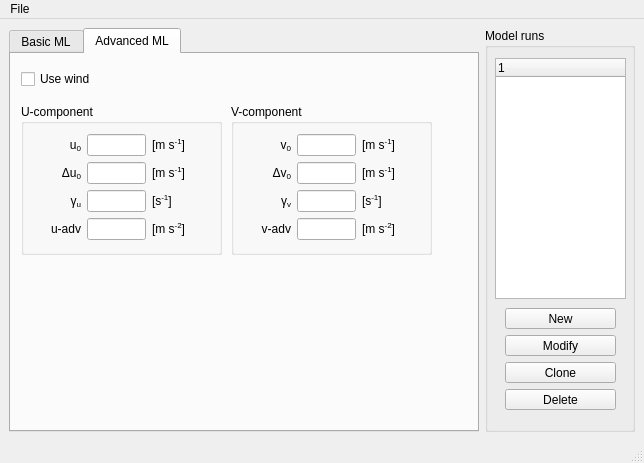
Old version of the form mlmodel_UI/mainwindow.ui in the repository classmodel/modelgui.
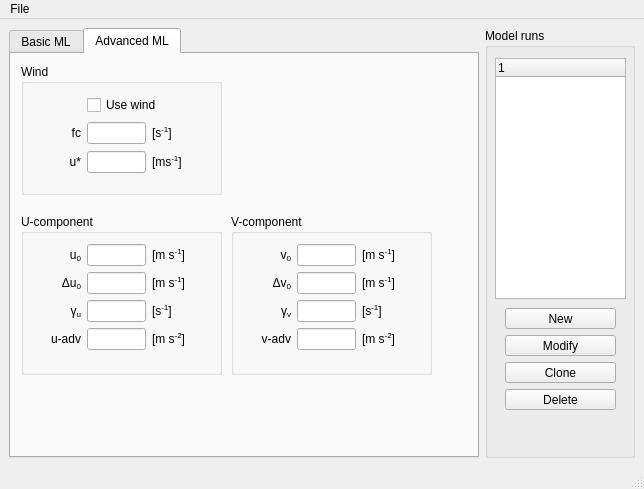
New version of the form. The open tabs and pages were chosen to show the change.

Commit message: Fixed layout labels, re-arranged some fields

Patch:
```diff
--- a/mlmodel_UI/mainwindow.ui
+++ b/mlmodel_UI/mainwindow.ui
@@ -7,7 +7,7 @@
     <x>0</x>
     <y>0</y>
     <width>632</width>
-    <height>463</height>
+    <height>475</height>
    </rect>
   </property>
   <property name="windowTitle">
@@ -20,7 +20,7 @@
       <property name="minimumSize">
        <size>
         <width>470</width>
-        <height>400</height>
+        <height>430</height>
        </size>
       </property>
       <property name="toolTip">
@@ -472,13 +472,6 @@
             </property>
            </widget>
           </item>
-          <item row="3" column="1">
-           <widget class="QLineEdit" name="input_fc">
-            <property name="toolTip">
-             <string>Coriolis parameter</string>
-            </property>
-           </widget>
-          </item>
           <item row="0" column="2">
            <widget class="QLabel" name="unitlabel_h0">
             <property name="toolTip">
@@ -732,35 +725,13 @@
        <attribute name="title">
         <string>Advanced ML</string>
        </attribute>
-       <widget class="QWidget" name="gridLayoutWidget_6">
-        <property name="geometry">
-         <rect>
-          <x>10</x>
-          <y>10</y>
-          <width>161</width>
-          <height>31</height>
-         </rect>
-        </property>
-        <layout class="QGridLayout" name="gridLayout_6">
-         <property name="sizeConstraint">
-          <enum>QLayout::SetMinimumSize</enum>
-         </property>
-         <item row="0" column="0">
-          <widget class="QCheckBox" name="switch_wind">
-           <property name="text">
-            <string>Use wind</string>
-           </property>
-          </widget>
-         </item>
-        </layout>
-       </widget>
        <widget class="QGroupBox" name="wind_U_group">
         <property name="geometry">
          <rect>
           <x>10</x>
-          <y>50</y>
+          <y>160</y>
           <width>201</width>
-          <height>151</height>
+          <height>161</height>
          </rect>
         </property>
         <property name="title">
@@ -797,6 +768,9 @@
             <property name="toolTip">
              <string>initial mixed-layer u-wind speed</string>
             </property>
+            <property name="alignment">
+             <set>Qt::AlignRight|Qt::AlignTrailing|Qt::AlignVCenter</set>
+            </property>
            </widget>
           </item>
           <item row="1" column="0">
@@ -817,6 +791,9 @@
             <property name="toolTip">
              <string>initial u-wind jump at h</string>
             </property>
+            <property name="alignment">
+             <set>Qt::AlignRight|Qt::AlignTrailing|Qt::AlignVCenter</set>
+            </property>
            </widget>
           </item>
           <item row="2" column="0">
@@ -837,6 +814,9 @@
             <property name="toolTip">
              <string>free atmosphere u-wind speed lapse rate</string>
             </property>
+            <property name="alignment">
+             <set>Qt::AlignRight|Qt::AlignTrailing|Qt::AlignVCenter</set>
+            </property>
            </widget>
           </item>
           <item row="3" column="0">
@@ -857,6 +837,9 @@
             <property name="toolTip">
              <string>advection of u-wind</string>
             </property>
+            <property name="alignment">
+             <set>Qt::AlignRight|Qt::AlignTrailing|Qt::AlignVCenter</set>
+            </property>
            </widget>
           </item>
           <item row="0" column="2">
@@ -918,9 +901,9 @@
         <property name="geometry">
          <rect>
           <x>220</x>
-          <y>50</y>
+          <y>160</y>
           <width>201</width>
-          <height>151</height>
+          <height>161</height>
          </rect>
         </property>
         <property name="title">
@@ -957,6 +940,9 @@
             <property name="toolTip">
              <string>initial mixed-layer v-wind speed</string>
             </property>
+            <property name="alignment">
+             <set>Qt::AlignRight|Qt::AlignTrailing|Qt::AlignVCenter</set>
+            </property>
            </widget>
           </item>
           <item row="1" column="0">
@@ -977,6 +963,9 @@
             <property name="toolTip">
              <string>initial v-wind jump at h</string>
             </property>
+            <property name="alignment">
+             <set>Qt::AlignRight|Qt::AlignTrailing|Qt::AlignVCenter</set>
+            </property>
            </widget>
           </item>
           <item row="2" column="0">
@@ -997,6 +986,9 @@
             <property name="toolTip">
              <string>free atmosphere v-wind speed lapse rate</string>
             </property>
+            <property name="alignment">
+             <set>Qt::AlignRight|Qt::AlignTrailing|Qt::AlignVCenter</set>
+            </property>
            </widget>
           </item>
           <item row="3" column="0">
@@ -1017,6 +1009,9 @@
             <property name="toolTip">
              <string>advection of v-wind</string>
             </property>
+            <property name="alignment">
+             <set>Qt::AlignRight|Qt::AlignTrailing|Qt::AlignVCenter</set>
+            </property>
            </widget>
           </item>
           <item row="0" column="2">
@@ -1074,6 +1069,113 @@
          </layout>
         </widget>
        </widget>
+       <widget class="QGroupBox" name="wind_U_group_2">
+        <property name="geometry">
+         <rect>
+          <x>10</x>
+          <y>10</y>
+          <width>201</width>
+          <height>131</height>
+         </rect>
+        </property>
+        <property name="title">
+         <string>Wind</string>
+        </property>
+        <widget class="QWidget" name="gridLayoutWidget_11">
+         <property name="geometry">
+          <rect>
+           <x>10</x>
+           <y>30</y>
+           <width>181</width>
+           <height>81</height>
+          </rect>
+         </property>
+         <layout class="QGridLayout" name="u_comp_grid_3" columnminimumwidth="50,0,60">
+          <property name="sizeConstraint">
+           <enum>QLayout::SetMinimumSize</enum>
+          </property>
+          <item row="1" column="0">
+           <widget class="QLabel" name="label_fc">
+            <property name="toolTip">
+             <string/>
+            </property>
+            <property name="text">
+             <string>&lt;html&gt;fc&lt;/html&gt;</string>
+            </property>
+            <property name="alignment">
+             <set>Qt::AlignRight|Qt::AlignTrailing|Qt::AlignVCenter</set>
+            </property>
+           </widget>
+          </item>
+          <item row="1" column="1">
+           <widget class="QLineEdit" name="input_fc">
+            <property name="toolTip">
+             <string>Coriolis parameter</string>
+            </property>
+            <property name="alignment">
+             <set>Qt::AlignRight|Qt::AlignTrailing|Qt::AlignVCenter</set>
+            </property>
+           </widget>
+          </item>
+          <item row="1" column="2">
+           <widget class="QLabel" name="unitlabel_fc">
+            <property name="toolTip">
+             <string/>
+            </property>
+            <property name="text">
+             <string>&lt;html&gt;[s&lt;sup&gt;-1&lt;/sup&gt;]&lt;/html&gt;</string>
+            </property>
+            <property name="alignment">
+             <set>Qt::AlignLeading|Qt::AlignLeft|Qt::AlignVCenter</set>
+            </property>
+           </widget>
+          </item>
+          <item row="2" column="1">
+           <widget class="QLineEdit" name="input_ustar">
+            <property name="toolTip">
+             <string>Coriolis parameter</string>
+            </property>
+            <property name="alignment">
+             <set>Qt::AlignRight|Qt::AlignTrailing|Qt::AlignVCenter</set>
+            </property>
+           </widget>
+          </item>
+          <item row="2" column="0">
+           <widget class="QLabel" name="label_ustar">
+            <property name="toolTip">
+             <string/>
+            </property>
+            <property name="text">
+             <string>&lt;html&gt;u*&lt;/html&gt;</string>
+            </property>
+            <property name="alignment">
+             <set>Qt::AlignRight|Qt::AlignTrailing|Qt::AlignVCenter</set>
+            </property>
+           </widget>
+          </item>
+          <item row="2" column="2">
+           <widget class="QLabel" name="unitlabel_ustar">
+            <property name="toolTip">
+             <string/>
+            </property>
+            <property name="text">
+             <string>&lt;html&gt;[ms&lt;sup&gt;-1&lt;/sup&gt;]&lt;/html&gt;</string>
+            </property>
+            <property name="alignment">
+             <set>Qt::AlignLeading|Qt::AlignLeft|Qt::AlignVCenter</set>
+            </property>
+           </widget>
+          </item>
+          <item row="0" column="1" colspan="2">
+           <widget class="QCheckBox" name="switch_wind">
+            <property name="text">
+             <string>Use wind</string>
+            </property>
+           </widget>
+          </item>
+         </layout>
+        </widget>
+       </widget>
       </widget>
      </widget>
     </item>
```
Left out of the diff: 133 changed lines with no effect on the pictures.
